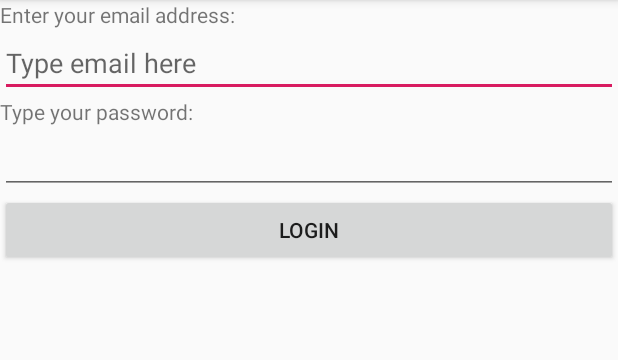
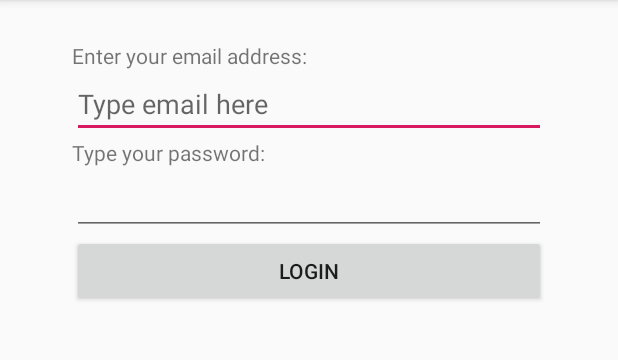
Before and after one commit to coch0110/AndroidLabs, an Android app: the screen it shows after launch (MainActivity), on a phone screen of 412 x 824 dp, the part 84-444 px from its top. Run offline under Robolectric (Android 15) with nearby library versions, the phone set to English and light mode, and no system bars.

Commit message:
Finished lab 6 TV

```diff
--- a/app/src/main/res/layout/activity_main.xml
+++ b/app/src/main/res/layout/activity_main.xml
@@ -1,7 +1,11 @@
 <?xml version="1.0" encoding="utf-8"?>
 <LinearLayout xmlns:android="http://schemas.android.com/apk/res/android"
     android:orientation="vertical" android:layout_width="match_parent"
-    android:layout_height="match_parent">
+    android:layout_height="match_parent"
+    android:layout_marginTop="27dp"
+    android:layout_marginBottom="27dp"
+    android:layout_marginLeft="48dp"
+    android:layout_marginRight="48dp">
 
     <TextView
         android:id="@+id/emailDescriptionMain"
@@ -15,7 +19,9 @@
         android:layout_height="wrap_content"
         android:ems="10"
         android:hint="@string/type_email_here"
-        android:inputType="textEmailAddress" />
+        android:inputType="textEmailAddress"
+        android:nextFocusDown="@id/passwordMain"
+        android:nextFocusUp="@id/loginButton" />
 
     <TextView
         android:id="@+id/passwordDescriptionMain"
@@ -28,11 +34,14 @@
         android:layout_width="match_parent"
         android:layout_height="wrap_content"
         android:ems="10"
-        android:inputType="textPassword" />
+        android:inputType="textPassword"
+        android:nextFocusDown="@id/loginButton"
+        android:nextFocusUp="@id/emailMain" />
 
     <Button
         android:id="@+id/loginButton"
         android:layout_width="match_parent"
         android:layout_height="wrap_content"
         android:text="@string/login" />
+
 </LinearLayout>
```
Also changed, not shown: app/src/main/AndroidManifest.xml (+4 -3 lines), app/src/main/res/layout/activity_profile.xml (+6 -2 lines).
